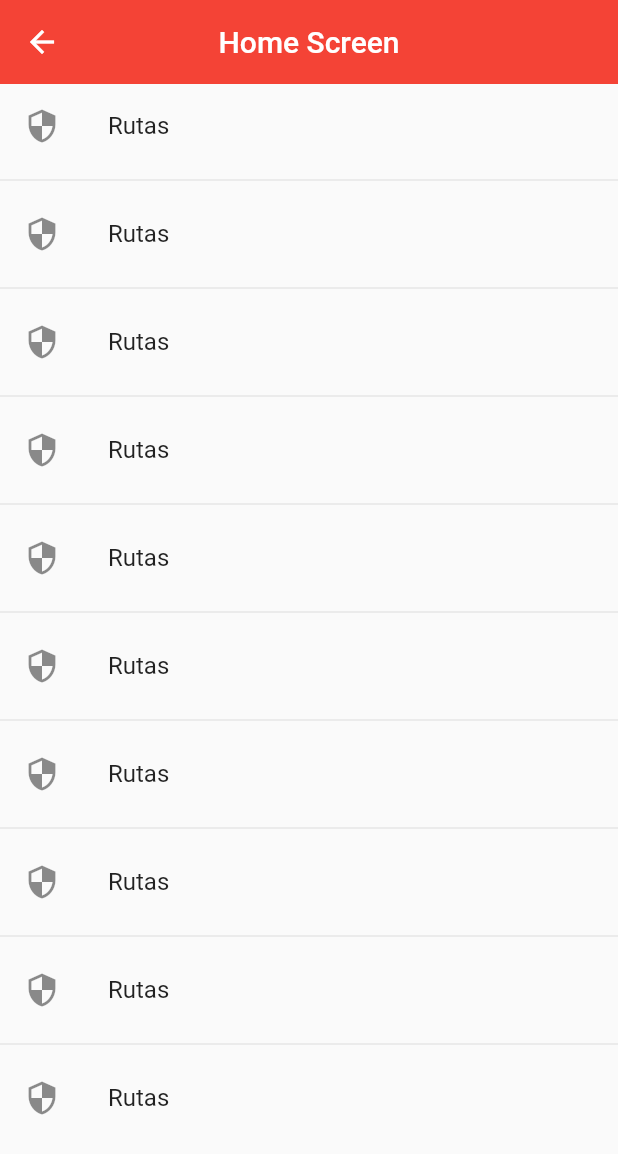
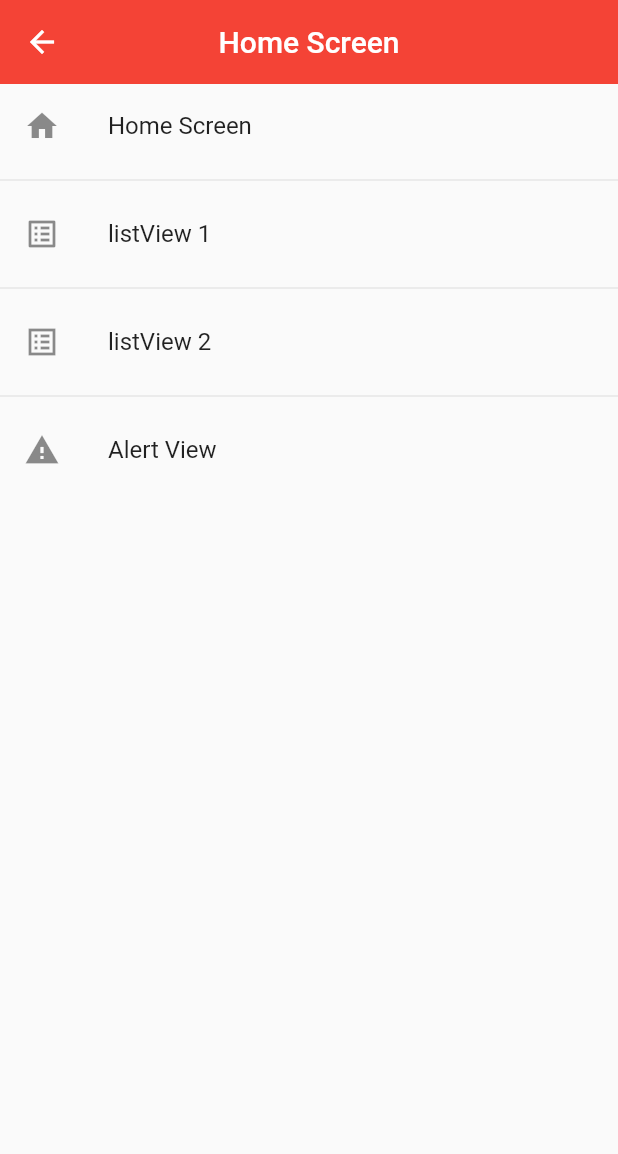
Before and after one commit to SergioK12/Componentes_Flutter_CursoUdemy, a Flutter app: the HomeScreen screen opened by its route, on a phone screen of 412 x 824 dp. Shown: the top 1154 px of the screen. Run offline on Flutter 3.47's test engine with Material 2 defaults, Android fonts, the phone set to English and light mode, and no system bars.

Commit message:
Se agrego la funcionalidad de las rutas y el generar las lista con las rutas correctas

```diff
--- a/lib/main.dart
+++ b/lib/main.dart
@@ -12,7 +12,7 @@ class MyApp extends StatelessWidget {
       debugShowCheckedModeBanner: false,
       title: 'Material App',
       initialRoute: AppRoute.initialroute,
-      routes: AppRoute.routes,
+      routes: AppRoute.getAppRoutes(),
       onGenerateRoute: AppRoute.onGenerateRoute
     );
   }
--- /dev/null
+++ b/lib/models/menu_options.dart
@@ -0,0 +1,18 @@
+import 'package:flutter/cupertino.dart';
+
+import 'package:flutter/material.dart' show IconData, Widget;
+class MenuOptions {
+  final String nombre;
+  final IconData icon ;
+  final String name;
+  final Widget screen;
+
+  MenuOptions({
+     required this.nombre,
+     required this.icon,
+     required this.name,
+     required this.screen
+    }
+   );
+
+}
--- /dev/null
+++ b/lib/models/models.dart
@@ -0,0 +1 @@
+export 'package:componentes_flutter_curso_udemy/models/menu_options.dart';
--- a/lib/routes/app_routes.dart
+++ b/lib/routes/app_routes.dart
@@ -1,3 +1,4 @@
+import 'package:componentes_flutter_curso_udemy/models/models.dart';
 import 'package:flutter/material.dart';
 
 import '../views/views.dart';
@@ -5,12 +6,30 @@ import '../views/views.dart';
 class AppRoute {
   static const initialroute = 'home';
 
-  static Map<String, Widget Function(BuildContext)>  routes = {
-    'home': (BuildContext context) => const HomeScreen(),
-    'listview': (BuildContext context) =>  ListviewSceeen(),
-    'listview2': (BuildContext context) =>  Listview2Sceeen(),
-    'alert': (BuildContext context) =>  const AlertScreen(),
-  };
+  static final menuOptions = <MenuOptions>[
+    MenuOptions(nombre: "home", icon: Icons.home, name: "Home Screen", screen: const HomeScreen()),
+    MenuOptions(nombre: "listview", icon: Icons.list_alt, name: "listView 1", screen: ListviewSceeen()),
+    MenuOptions(nombre: "listview2", icon: Icons.list_alt_sharp, name: "listView 2", screen: Listview2Sceeen()),
+    MenuOptions(nombre: "alert", icon: Icons.warning, name: "Alert View", screen: const AlertScreen())
+  ];
+
+  static  Map<String, Widget Function(BuildContext)> getAppRoutes() {
+
+   Map<String, Widget Function(BuildContext)>  appRoute = {};
+
+    for (var item in menuOptions ){
+      appRoute.addAll({
+        item.name: (BuildContext context) => item.screen });
+    }
+    return appRoute;
+  }
+
+  // static Map<String, Widget Function(BuildContext)>  routes = {
+  //   'home': (BuildContext context) => const HomeScreen(),
+  //   'listview': (BuildContext context) =>  ListviewSceeen(),
+  //   'listview2': (BuildContext context) =>  Listview2Sceeen(),
+  //   'alert': (BuildContext context) =>  const AlertScreen(),
+  // };
 
   static Route<dynamic> onGenerateRoute (RouteSettings routeSettings){
     return  MaterialPageRoute(builder: (context) => const AlertScreen(),
--- a/lib/views/alert_screen.dart
+++ b/lib/views/alert_screen.dart
@@ -9,8 +9,7 @@ class AlertScreen extends StatelessWidget {
       body: SafeArea(child: Container(
         color: Colors.green,
         child: const Center(
-
-          child: Text("Alert Screen"),
+          child: Text("¡Error, no deberias estar en esta pagina!"),
         ),
       )),
     );
--- a/lib/views/home_screen.dart
+++ b/lib/views/home_screen.dart
@@ -1,3 +1,5 @@
+import 'package:componentes_flutter_curso_udemy/models/models.dart';
+import 'package:componentes_flutter_curso_udemy/routes/app_routes.dart';
 import 'package:componentes_flutter_curso_udemy/views/views.dart';
 import 'package:flutter/material.dart';
 
@@ -14,13 +16,13 @@ class HomeScreen extends StatelessWidget {
         backgroundColor: Colors.red,
         ),
       body:  ListView.separated(
-        itemCount: 10,
+        itemCount: AppRoute.menuOptions.length,
         itemBuilder: (context, index) =>  ListTile(
-           title: const Text("Rutas"),
-           leading: const Icon(Icons.security),
+           title: Text(AppRoute.menuOptions[index].name.toString()),
+           leading: Icon(AppRoute.menuOptions[index].icon),
            onTap: (){
-           final route = MaterialPageRoute(builder: (context) => ListviewSceeen(),);
-           Navigator.push(context, route) ;
+
+           Navigator.pushNamed(context, AppRoute.menuOptions[index].name) ;
            //Navigator.pushReplacement(context, route) ; ESTA SIRVE PARA NAVEGAR A LA SIGUIUENTE, ELIMINANDO DE LA PILA LA VISTA ANTERIOR
          }
         ),
```
